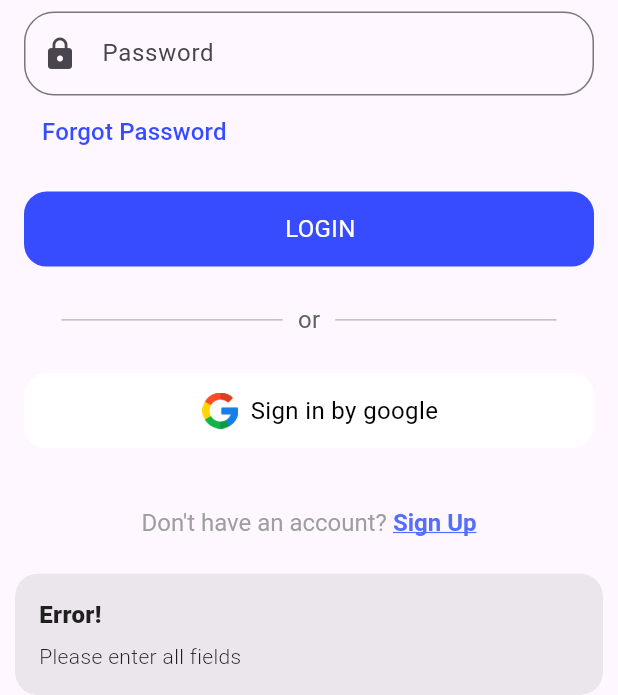
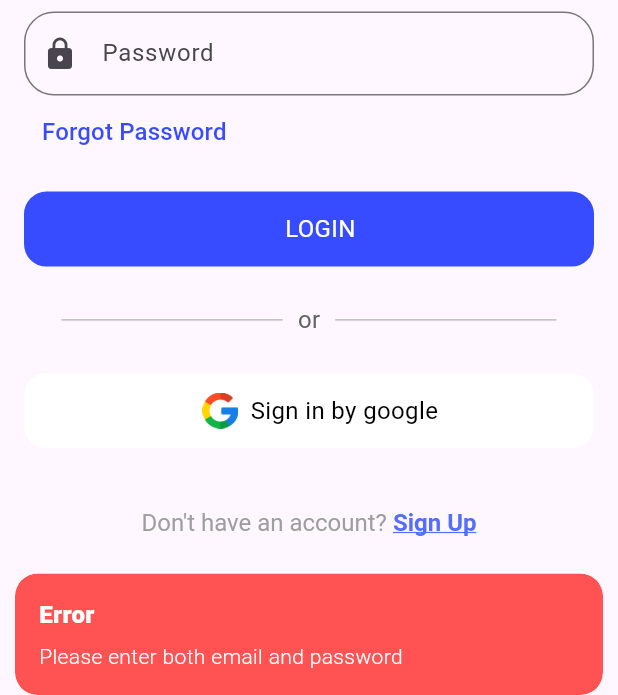
Before and after one commit to programmerrajbhai/meetyarah, a Flutter app: the screen it shows after launch, after a tap on "LOGIN", on a phone screen of 412 x 824 dp, the part 541-1236 px from its top. Run offline on Flutter 3.47's test engine with Material 3 defaults, Android fonts, the phone set to English and light mode, and no system bars; our stand-ins replace font_awesome_flutter, get, google_fonts, image_picker, shared_preferences, video_player; accounts and stored records are empty.

```diff
--- a/lib/data/utils/urls.dart
+++ b/lib/data/utils/urls.dart
@@ -1,34 +1,18 @@
-class Urls{
-  static String _rootUrl="http://192.168.1.112/api/";
-  static String loginApi= "$_rootUrl/login.php";
-  static String registerApi= "$_rootUrl/register.php";
-  static String get_all_posts= "$_rootUrl/get_all_posts.php";
+class Urls {
+  // আপনার পিসির আইপি
+  static const String _rootUrl = "http://192.168.1.112/api";
+
+  static String loginApi = "$_rootUrl/login.php";
+  static String registerApi = "$_rootUrl/register.php";
+  static String get_all_posts = "$_rootUrl/get_all_posts.php";
 
   static String get getCommentsApi => "$_rootUrl/get_comments.php";
   static String get addCommentApi => "$_rootUrl/add_comment.php";
-  static String get getUserProfileApi =>"$_rootUrl/get_user_profile.php";
-  static String get createPostApi =>"$_rootUrl/create_post.php";
-  static String get uploadImageApi =>"$_rootUrl/upload_image.php";
+  static String get getUserProfileApi => "$_rootUrl/get_user_profile.php";
 
+  // ✅ এই দুটি লাইন যোগ করুন
+  static String get createPostApi => "$_rootUrl/create_post.php";
+  static String get uploadImageApi => "$_rootUrl/upload_image.php";
 
-
-
+  static String get likePostApi => "$_rootUrl/like_post.php";
 }
-
-
-// class Urls {
-//   static String _rootUrl = "http://192.168.1.112/api/";
-//
-//   static String loginApi = "$_rootUrl/login.php";
-//   static String registerApi = "$_rootUrl/register.php";
-//   static String getAllPostsApi = "$_rootUrl/get_all_posts.php"; // নাম ঠিক করা হয়েছে
-//   static String getCommentsApi = "$_rootUrl/get_comments.php";
-//   static String addCommentApi = "$_rootUrl/add_comment.php";
-//   static String likePostApi = "$_rootUrl/like_post.php";
-//
-//   // --- নতুন যোগ করা (Create Post এর জন্য) ---
-//   static String createPostApi = "$_rootUrl/create_post.php";
-//   static String uploadImageApi = "$_rootUrl/upload_image.php";
-//
-//   static get getUserProfileApi => null;
-// }
--- a/lib/ui/login_reg_screens/controllers/auth_controller.dart
+++ b/lib/ui/login_reg_screens/controllers/auth_controller.dart
@@ -1,70 +1,75 @@
 import 'dart:convert';
 import 'package:get/get.dart';
 import 'package:shared_preferences/shared_preferences.dart';
-import 'package:meetyarah/ui/login_reg_screens/model/user_model.dart'; // আপনার UserModel ইমপোর্ট
+import 'package:meetyarah/ui/login_reg_screens/model/user_model.dart';
 import 'package:meetyarah/ui/login_reg_screens/screens/login_screen.dart';
 
 class AuthService extends GetxService {
   late SharedPreferences _prefs;
 
-  // ✅ এই লাইনটি মিসিং ছিল, এটি যোগ করুন
-  // এটি ইউজারের সব তথ্য (নাম, ছবি) রিয়েল-টাইমে ধরে রাখবে
+  // রিয়েল-টাইম ইউজার ডেটা (পুরো অ্যাপে ব্যবহার করা যাবে)
   final Rxn<UserModel> user = Rxn<UserModel>();
-
   final RxString token = ''.obs;
 
+  // অ্যাপ চালুর সময় এই ফাংশনটি কল হবে
   Future<AuthService> init() async {
     _prefs = await SharedPreferences.getInstance();
     await _loadUserSession();
     return this;
   }
 
-  // --- 1. লগইন সেশন সেভ করা ---
+  // --- ১. লগইন সেশন সেভ করা ---
   Future<void> saveUserSession(String userToken, Map<String, dynamic> userMap) async {
+    // টোকেন সেভ
     await _prefs.setString('token', userToken);
+    token.value = userToken;
 
-    // ইউজার ম্যাপ থেকে মডেল তৈরি
+    // ইউজার ডেটা সেভ (JSON String হিসেবে)
+    // UserModel.fromJson ব্যবহার করে নিশ্চিত করি ডেটা ঠিক আছে
     UserModel loggedInUser = UserModel.fromJson(userMap);
-
-    // মডেলটিকে JSON String বানিয়ে সেভ করি যাতে পরে লোড করা যায়
     await _prefs.setString('user_data', jsonEncode(loggedInUser.toJson()));
 
-    // ✅ অ্যাপের মেমোরিতে আপডেট করি (যাতে প্রোফাইল পেজ সাথে সাথে আপডেট হয়)
-    token.value = userToken;
+    // মেমোরিতে আপডেট
     user.value = loggedInUser;
+
+    print("✅ User Session Saved: ${loggedInUser.username}");
   }
 
-  // --- 2. ডাটা লোড করা (অটো লগইন) ---
+  // --- ২. অটোমেটিক লগইন চেক (অ্যাপ রিস্টার্ট হলে) ---
   Future<void> _loadUserSession() async {
     final String? savedToken = _prefs.getString('token');
     final String? savedUserData = _prefs.getString('user_data');
 
+    // যদি টোকেন এবং ডেটা থাকে, তবে মেমোরিতে লোড করি
     if (savedToken != null && savedToken.isNotEmpty) {
       token.value = savedToken;
     }
 
     if (savedUserData != null && savedUserData.isNotEmpty) {
       try {
-        // ✅ সেভ করা ডাটা থেকে আবার ইউজার মডেল তৈরি করে মেমোরিতে রাখি
         user.value = UserModel.fromJson(jsonDecode(savedUserData));
+        print("✅ User Loaded from Storage: ${user.value?.username}");
       } catch (e) {
-        print("Error loading user data: $e");
+        print("❌ Error loading user data: $e");
+        // ডাটা করাপ্ট হলে ক্লিয়ার করে দিই
+        await logout();
       }
     }
   }
 
-  // --- 3. লগআউট ---
+  // --- ৩. লগআউট ---
   Future<void> logout() async {
-    await _prefs.clear();
+    await _prefs.clear(); // সব লোকাল ডেটা মুছে ফেলি
     token.value = '';
     user.value = null;
+
+    // লগইন পেজে পাঠিয়ে দিই
     Get.offAll(() => const LoginScreen());
   }
 
-  // চেক করি ইউজার লগইন আছে কি না
+  // --- হেল্পার গেটার ---
   bool get isLoggedIn => token.value.isNotEmpty;
 
-  // শর্টকাট গেটার: ইউজার আইডি পাওয়ার জন্য
-  // আপনার UserModel এ এটি String নাকি int তা চেক করে নেবেন
+  // ইউজার আইডি পাওয়ার সহজ উপায় (String বা int যাই হোক, মডেল হ্যান্ডেল করবে)
   String? get userId => user.value?.user_id;
 }
--- a/lib/ui/login_reg_screens/controllers/loginController.dart
+++ b/lib/ui/login_reg_screens/controllers/loginController.dart
@@ -1,6 +1,6 @@
-import 'package:flutter/cupertino.dart';
+import 'package:flutter/material.dart';
 import 'package:get/get.dart';
-import 'package:meetyarah/data/clients/service.dart'; // আপনার নেটওয়ার্ক ক্লায়েন্ট পাথ
+import 'package:meetyarah/data/clients/service.dart';
 import 'package:meetyarah/ui/home/screens/baseScreens.dart';
 import '../../../data/utils/urls.dart';
 import 'auth_controller.dart';
@@ -9,49 +9,82 @@ class LoginController extends GetxController {
   final emailOrPhoneCtrl = TextEditingController();
   final passwordCtrl = TextEditingController();
 
-  // AuthService খুঁজে বের করি (এটি main.dart এ ইনজেক্ট করা থাকতে হবে)
+  var isLoading = false.obs;
+
+  // AuthService খুঁজে বের করি
   final AuthService _authService = Get.find<AuthService>();
 
-  void LoginUser() async {
+  Future<void> LoginUser() async {
     String email = emailOrPhoneCtrl.text.trim();
     String password = passwordCtrl.text.trim();
 
     if (email.isEmpty || password.isEmpty) {
-      Get.snackbar('Error!', "Please enter all fields", snackPosition: SnackPosition.BOTTOM);
+      Get.snackbar(
+        'Error',
+        "Please enter both email and password",
+        snackPosition: SnackPosition.BOTTOM,
+        backgroundColor: Colors.redAccent,
+        colorText: Colors.white,
+      );
       return;
     }
 
-    Map<String, dynamic> requestBody = {
-      "login_identifier": email, // আপনার API অনুযায়ী key
-      "password": password,
-    };
+    try {
+      isLoading(true);
 
-    try {
-      // আপনার নেটওয়ার্ক কল (আপনার কোড অনুযায়ী)
-      var response = await networkClient.postRequest(
+      Map<String, dynamic> requestBody = {
+        "login_identifier": email,
+        "password": password,
+      };
+
+      networkResponse response = await networkClient.postRequest(
         url: Urls.loginApi,
         body: requestBody,
       );
 
-      // রেসপন্স হ্যান্ডলিং
       if (response.statusCode == 200 && response.data['status'] == 'success') {
 
         String token = response.data['token'];
         Map<String, dynamic> userData = response.data['user'];
 
-        // --- টোকেন এবং ইউজার ডাটা সেভ করা ---
+        // AuthService-এ ডাটা সেভ করি
         await _authService.saveUserSession(token, userData);
 
-        Get.snackbar('Success', "Login Successfully Done!", snackPosition: SnackPosition.BOTTOM);
+        // --- পরিবর্তন: টোকেনটি Snackbar-এ দেখানো হচ্ছে ---
+        Get.snackbar(
+          'Login Successful!',
+          "Token: $token", // এখানে টোকেন প্রিন্ট হবে
+          snackPosition: SnackPosition.BOTTOM,
+          backgroundColor: Colors.green,
+          colorText: Colors.white,
+          duration: const Duration(seconds: 4), // টোকেন দেখার জন্য সময় বাড়ালাম
+        );
 
-        // সব পেজ রিমুভ করে হোম পেজে যাওয়া
+        // ইনপুট ক্লিয়ার করি
+        emailOrPhoneCtrl.clear();
+        passwordCtrl.clear();
+
+        // হোম পেজে যাই
         Get.offAll(() => const Basescreens());
 
       } else {
-        Get.snackbar('Failed', "Invalid Credentials or Server Error", snackPosition: SnackPosition.BOTTOM);
+        Get.snackbar(
+          'Login Failed',
+          response.data['message'] ?? "Invalid credentials",
+          snackPosition: SnackPosition.BOTTOM,
+          backgroundColor: Colors.orange,
+          colorText: Colors.white,
+        );
       }
     } catch (e) {
-      Get.snackbar('Error', "Something went wrong: $e", snackPosition: SnackPosition.BOTTOM);
+      print("Login Error: $e");
+      Get.snackbar(
+        'Error',
+        "Something went wrong. Check your connection.",
+        snackPosition: SnackPosition.BOTTOM,
+      );
+    } finally {
+      isLoading(false);
     }
   }
 }
```
Also changed, not shown: lib/data/clients/service.dart (+3 -11 lines), lib/ui/create_post/controllers/create_post_controller.dart (+23 -18 lines).
